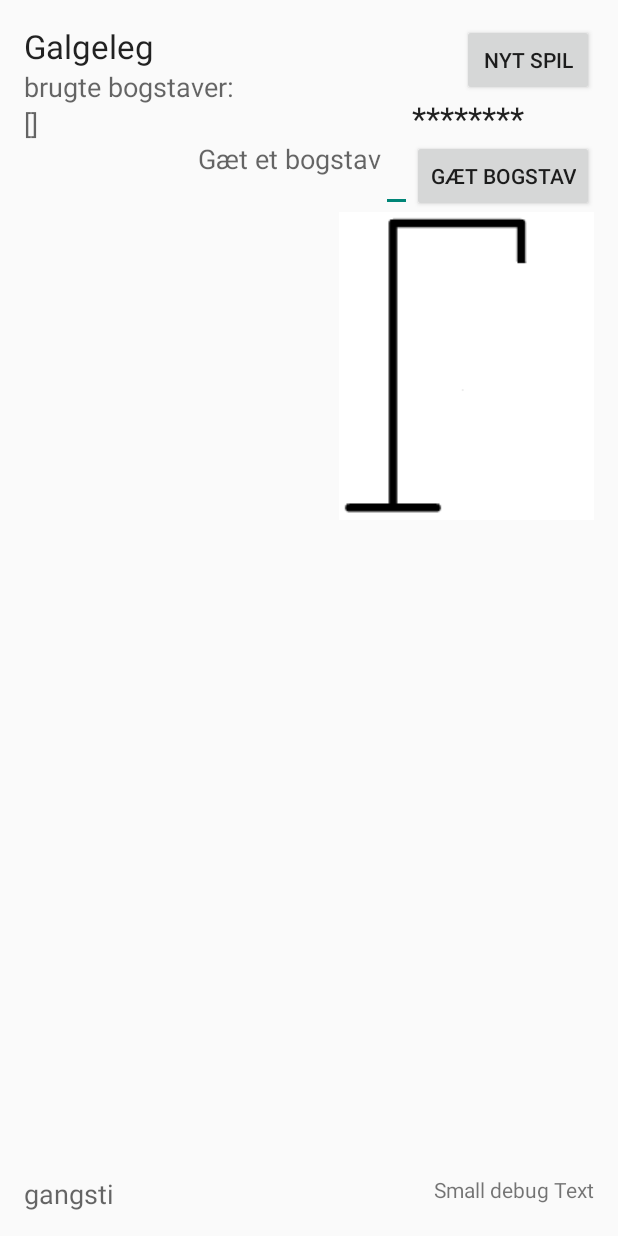
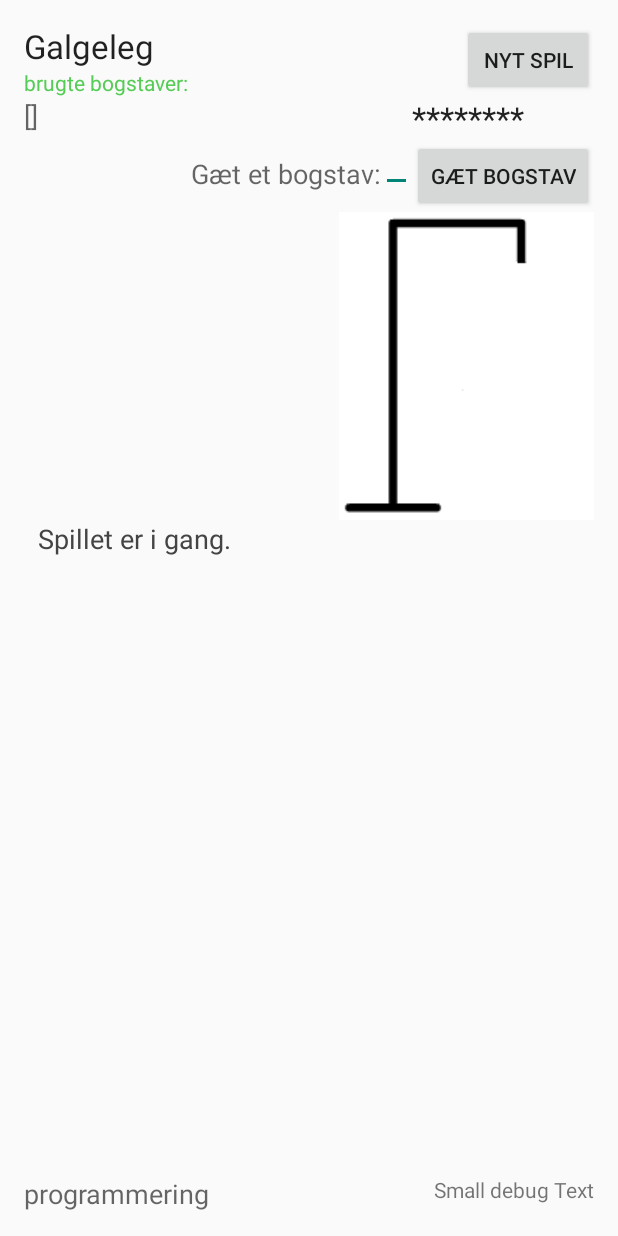
Before and after one commit to jma73/Galgeleg, an Android app: the screen it shows after launch (GalgelejActivity), after a tap on "SPIL", on a phone screen of 412 x 824 dp. Run offline under Robolectric (Android 15) with nearby library versions, the phone set to English and light mode, and no system bars.

Commit message:
ok. lidt pænere.

```diff
--- a/app/src/main/java/dk/jpeace/jan/galgeleg/GalgelejActivity.java
+++ b/app/src/main/java/dk/jpeace/jan/galgeleg/GalgelejActivity.java
@@ -1,6 +1,7 @@
 package dk.jpeace.jan.galgeleg;
 
 import android.app.Activity;
+import android.graphics.Color;
 import android.os.Bundle;
 import android.text.Editable;
 import android.util.Log;
@@ -32,6 +33,7 @@ public class GalgelejActivity extends Activity implements OnClickListener {
     private TextView textViewBrugteBogst;
     private Button buttonGætOrdet;
     private EditText editTextGætOrdet;
+    private TextView textViewFinishedStatus;
 
     @Override
     protected void onCreate(Bundle savedInstanceState) {
@@ -43,6 +45,7 @@ public class GalgelejActivity extends Activity implements OnClickListener {
         textViewDebug = (TextView)findViewById(R.id.textViewDebug);
         textViewSynligtOrd = (TextView)findViewById(R.id.textViewSynligtOrd);
         textViewBrugteBogst = (TextView)findViewById(R.id.textViewBrugteBogst);
+        textViewFinishedStatus = (TextView)findViewById(R.id.textViewFinishedStatus);
 
         editTextBogstav = (EditText)findViewById(R.id.editTextBogstav);
         editTextGætOrdet = (EditText)findViewById(R.id.editTextGætOrdet);
@@ -58,6 +61,8 @@ public class GalgelejActivity extends Activity implements OnClickListener {
         imageView1 =  (ImageView)findViewById(R.id.imageViewet);
         imageView1.setImageResource(R.drawable.forkert6);
         galgelogik = new Galgelogik();
+        textViewFinishedStatus.setText("Vælg start spil.");
+        textViewFinishedStatus.setTextColor(Color.DKGRAY);
 
 
         // disse skal egentlig slet ikke være med...
@@ -125,7 +130,6 @@ public class GalgelejActivity extends Activity implements OnClickListener {
         }
         else
         {
-            imageView1.setImageResource(R.drawable.forkert5);
 
             galgelogik.gætBogstav(text.toString());
             String syngligtOrd = galgelogik.getSynligtOrd();
@@ -145,14 +149,22 @@ public class GalgelejActivity extends Activity implements OnClickListener {
         if(galgelogik.erSpilletSlut()) {
             if(galgelogik.erSpilletTabt())
             {
-                Toast.makeText(this, "Spillet er tabt!!!", Toast.LENGTH_LONG).show();
+                String statusText = "Spillet er tabt!!!";
+                textViewFinishedStatus.setText(statusText);
+                textViewFinishedStatus.setTextColor(Color.RED);
+
+                Toast.makeText(this, statusText, Toast.LENGTH_LONG).show();
                 Log.d("jj", "spillet er tabt!");
                 buttonGæt.setEnabled(false);
             }
             else if(galgelogik.erSpilletVundet())
             {
-                Toast.makeText(this, "Spillet er vundet!!!", Toast.LENGTH_LONG).show();
-                Log.d("jj", "spillet er vundet!");
+                String statusText = "Spillet er vundet!!!";
+                textViewFinishedStatus.setText(statusText);
+                textViewFinishedStatus.setTextColor(Color.GREEN);
+                Toast.makeText(this, statusText, Toast.LENGTH_LONG).show();
+                Log.d("jj", statusText);
+                buttonGæt.setEnabled(false);
 
             }
         }
@@ -201,7 +213,6 @@ public class GalgelejActivity extends Activity implements OnClickListener {
     }
 
     private void StartSpil() {
-
         galgelogik.nulstil();   // når spillet starter
         String ordet = galgelogik.getOrdet();
         textView2Show.setText(ordet);
@@ -210,6 +221,6 @@ public class GalgelejActivity extends Activity implements OnClickListener {
         imageView1.setImageResource(R.drawable.galge);
         buttonSpil.setText("Nyt spil");
         buttonGæt.setEnabled(true);
+        textViewFinishedStatus.setText("Spillet er i gang.");
     }
-
 }
--- a/app/src/main/java/dk/jpeace/jan/galgeleg/Galgelogik.java
+++ b/app/src/main/java/dk/jpeace/jan/galgeleg/Galgelogik.java
@@ -65,6 +65,9 @@ public class Galgelogik {
         muligeOrd.add("gangsti");
         muligeOrd.add("skovsnegl");
         muligeOrd.add("solsort");
+        muligeOrd.add("jungle");
+        muligeOrd.add("flygtning");
+        muligeOrd.add("metro");
         nulstil();
     }
 
--- a/app/src/main/res/layout/activity_galgelej.xml
+++ b/app/src/main/res/layout/activity_galgelej.xml
@@ -4,6 +4,7 @@
     android:paddingRight="@dimen/activity_horizontal_margin"
     android:paddingTop="@dimen/activity_vertical_margin"
     android:paddingBottom="@dimen/activity_vertical_margin" tools:context=".GalgelejActivity"
+
     android:backgroundTint="#b2ffff">
 
     <TextView android:text="Galgeleg" android:layout_width="wrap_content"
@@ -24,7 +25,8 @@
     <TextView
         android:layout_width="wrap_content"
         android:layout_height="wrap_content"
-        android:textAppearance="?android:attr/textAppearanceMedium"
+        android:textAppearance="?android:attr/textAppearanceSmall"
+        android:textColor="#55cc55"
         android:text="brugte bogstaver:"
         android:id="@+id/textView"
         android:layout_below="@+id/textView2"
@@ -47,9 +49,10 @@
         android:layout_width="wrap_content"
         android:layout_height="wrap_content"
         android:textAppearance="?android:attr/textAppearanceMedium"
-        android:text="Gæt et bogstav"
+        android:text="Gæt et bogstav:"
         android:id="@+id/textView3"
-        android:layout_alignTop="@+id/buttonGæt"
+        android:layout_alignBaseline="@+id/buttonGæt"
+        android:layout_alignBottom="@+id/buttonGæt"
         android:layout_toLeftOf="@+id/editTextBogstav"
         android:layout_toStartOf="@+id/editTextBogstav" />
 
@@ -59,9 +62,9 @@
         android:id="@+id/imageViewet"
         android:contentDescription="galgeimage"
         android:src="@drawable/forkert6"
-        android:layout_below="@+id/editTextBogstav"
-        android:layout_alignRight="@+id/buttonSpil"
-        android:layout_alignEnd="@+id/buttonSpil" />
+        android:layout_below="@+id/buttonGæt"
+        android:layout_alignParentRight="true"
+        android:layout_alignParentEnd="true" />
         <!--
                 android:layout_below="@+id/buttonGæt"
 
@@ -89,9 +92,9 @@
         android:layout_width="wrap_content"
         android:layout_height="wrap_content"
         android:id="@+id/editTextBogstav"
-        android:layout_alignBottom="@+id/buttonGæt"
-        android:layout_toLeftOf="@+id/buttonGæt"
-        android:layout_toStartOf="@+id/buttonGæt" />
+        android:layout_alignBottom="@+id/textView3"
+        android:layout_toLeftOf="@+id/textViewSynligtOrd"
+        android:layout_toStartOf="@+id/textViewSynligtOrd" />
 
     <TextView
         android:layout_width="wrap_content"
@@ -139,4 +142,14 @@
         android:layout_alignParentLeft="true"
         android:layout_alignParentStart="true" />
 
+    <TextView
+        android:layout_width="wrap_content"
+        android:layout_height="wrap_content"
+        android:textAppearance="?android:attr/textAppearanceMedium"
+        android:text="Medium Text"
+        android:id="@+id/textViewFinishedStatus"
+        android:layout_below="@+id/imageViewet"
+        android:layout_toRightOf="@+id/textViewBrugteBogst"
+        android:layout_toEndOf="@+id/textViewBrugteBogst" />
+
 </RelativeLayout>
```
